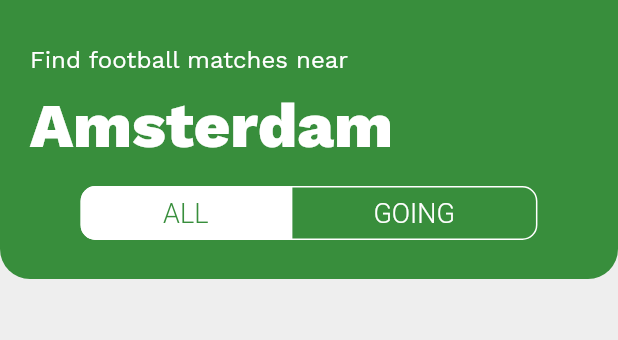
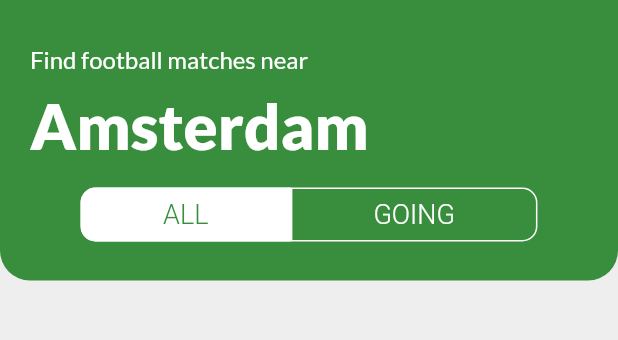
Before and after one commit to alexlipa91/nutmeg-flutter, a Flutter app: the AvailableMatches screen opened directly, on a phone screen of 412 x 824 dp, the part 90-430 px from its top. Run offline on Flutter 3.47's test engine with Material 2 defaults, Android fonts, the phone set to English and light mode, and no system bars; our stand-ins replace cloud_firestore, cool_alert, date_time_picker, dio, firebase_auth, firebase_core and 3 more; accounts and stored records are empty.

Commit message:
fix av matches background

```diff
--- a/lib/Utils.dart
+++ b/lib/Utils.dart
@@ -11,12 +11,13 @@ import 'models/UserModel.dart';
 class Palette {
   static var green = Colors.green.shade700;
   static var white = Colors.white;
+  static var lightGrey = Colors.grey.shade200;
 }
 
 var appTheme = new ThemeData(
   primaryColor: Colors.green.shade700,
   accentColor: Colors.white,
-  textTheme: GoogleFonts.workSansTextTheme(TextTheme(
+  textTheme: GoogleFonts.latoTextTheme(TextTheme(
       headline1: TextStyle(
           color: Colors.white, fontWeight: FontWeight.w700, fontSize: 28),
       headline2: TextStyle(
@@ -42,11 +43,6 @@ getAppBar(BuildContext context) {
           Navigator.push(
               context, MaterialPageRoute(builder: (context) => new UserPage()));
         };
-        // widget = Text(user.user.displayName[0].toUpperCase(),
-        //     style: TextStyle(
-        //         color: Colors.grey,
-        //         fontSize: 22,
-        //         fontWeight: FontWeight.w500));
         backgroundImage =
             NetworkImage(context.read<UserModel>().userDetails.image);
       } else {
--- a/lib/screens/AvailableMatches.dart
+++ b/lib/screens/AvailableMatches.dart
@@ -24,10 +24,13 @@ class AvailableMatchesState extends State<AvailableMatches> {
         child: Container(
       decoration: new BoxDecoration(color: Colors.grey.shade400),
       child: Scaffold(
-          backgroundColor: Colors.grey.shade200,
+          backgroundColor: Palette.green,
           appBar: getAppBar(context),
-          body:
-              Column(crossAxisAlignment: CrossAxisAlignment.stretch, children: [
+          body: Scaffold(
+            backgroundColor: Palette.lightGrey,
+            body: Column(
+                crossAxisAlignment: CrossAxisAlignment.stretch,
+                children: [
                   Container(
                       decoration: BoxDecoration(
                         color: Colors.green.shade700,
@@ -53,12 +56,14 @@ class AvailableMatchesState extends State<AvailableMatches> {
                                     fontWeight: FontWeight.w800)),
                             SizedBox(height: 10),
                             ChangeNotifierProvider(
-                        create: (_) => new FilterButtonState(FilterOption.ALL),
+                              create: (_) =>
+                                  new FilterButtonState(FilterOption.ALL),
                               child: Row(
                                   mainAxisAlignment: MainAxisAlignment.center,
                                   children: [
                                     FilterButton(
-                                  filterOption: FilterOption.ALL, isLeft: true),
+                                        filterOption: FilterOption.ALL,
+                                        isLeft: true),
                                     FilterButton(
                                         filterOption: FilterOption.GOING,
                                         isLeft: false),
@@ -68,7 +73,8 @@ class AvailableMatchesState extends State<AvailableMatches> {
                         ),
                       )),
                   Expanded(child: RefreshIndicatorStateful()),
-          ])),
+                ]),
+          )),
     ));
   }
 }
@@ -144,9 +150,10 @@ class RefreshIndicatorState extends State<RefreshIndicatorStateful>
   static var dateFormat = new DateFormat("MMMM dd");
 
   _getMatchesWidget(Map<String, Match> matches) {
-    var groupedByDay = Map<String, List<String>>.fromEntries([]);
+    var groupedByDay = Map<DateTime, List<String>>.fromEntries([]);
     for (var m in matches.entries) {
-      var day = dateFormat.format(m.value.dateTime);
+      var day = DateTime(
+          m.value.dateTime.year, m.value.dateTime.month, m.value.dateTime.day);
 
       var current = [];
       if (groupedByDay.containsKey(day)) {
@@ -160,7 +167,7 @@ class RefreshIndicatorState extends State<RefreshIndicatorStateful>
     for (var day in groupedByDay.keys.toList()..sort()) {
       widgets.add(Padding(
         padding: EdgeInsets.symmetric(horizontal: 25, vertical: 10),
-        child: Text(day,
+        child: Text(dateFormat.format(day),
             style: TextStyle(
                 color: Colors.grey, fontSize: 16, fontWeight: FontWeight.w400)),
       ));
```
Also changed, not shown: pubspec.yaml (+5 -5 lines). Lines whose indentation alone changed are shown as unchanged.
